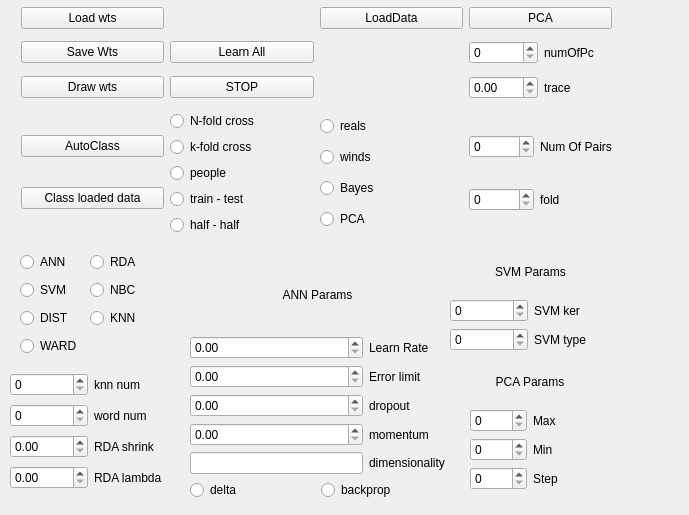
ArtfulVampire/SecondGUIrepo, file net.ui: the form before one commit.
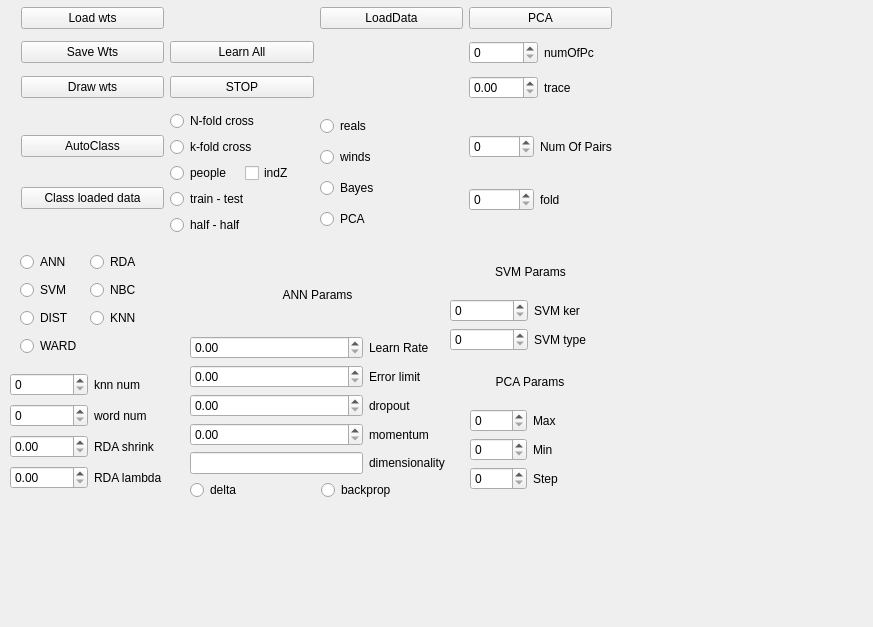
The form after the commit.

```diff
--- a/net.ui
+++ b/net.ui
@@ -6,8 +6,8 @@
    <rect>
     <x>0</x>
     <y>0</y>
-    <width>689</width>
-    <height>515</height>
+    <width>873</width>
+    <height>627</height>
    </rect>
   </property>
   <property name="windowTitle">
@@ -61,7 +61,7 @@
      <x>21</x>
      <y>1</y>
      <width>591</width>
-     <height>240</height>
+     <height>244</height>
     </rect>
    </property>
    <layout class="QGridLayout" name="gridLayout_3">
@@ -170,11 +170,22 @@
        </widget>
       </item>
       <item>
+       <layout class="QHBoxLayout" name="horizontalLayout">
+        <item>
        <widget class="QRadioButton" name="peopleClassRadioButton">
         <property name="text">
          <string>people</string>
         </property>
        </widget>
+        </item>
+        <item>
+         <widget class="QCheckBox" name="indZcheckBox">
+          <property name="text">
+           <string>indZ</string>
+          </property>
+         </widget>
+        </item>
+       </layout>
       </item>
       <item>
        <widget class="QRadioButton" name="trainTestRadioButton">
```
Lines whose indentation alone changed are shown as unchanged.
